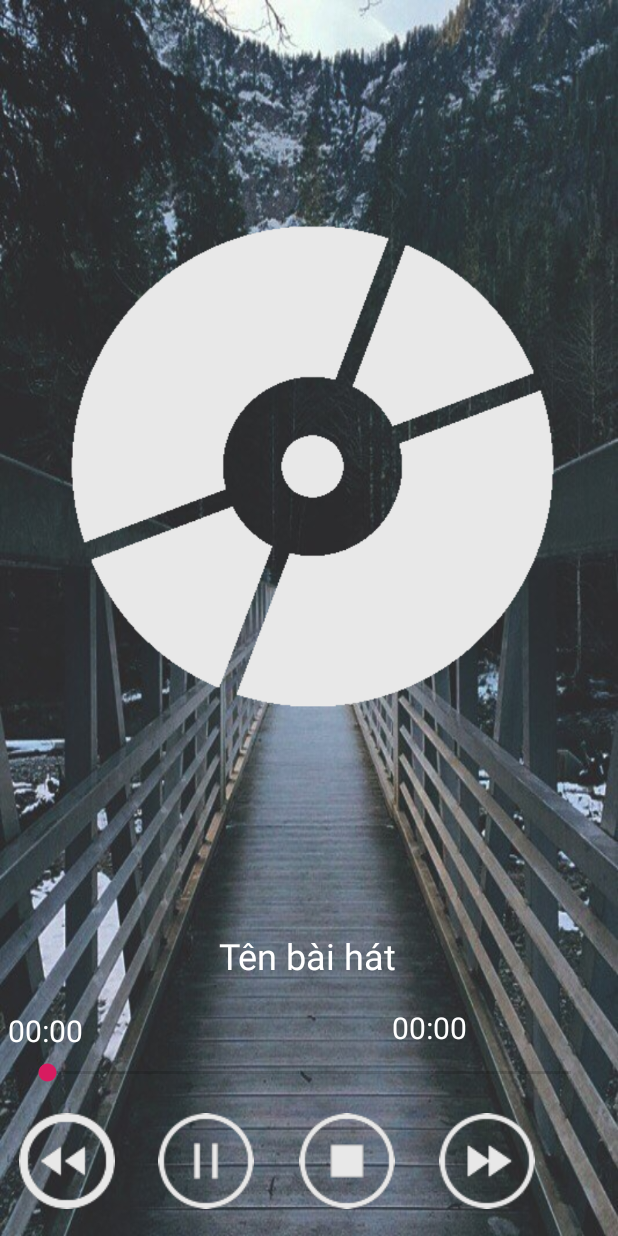
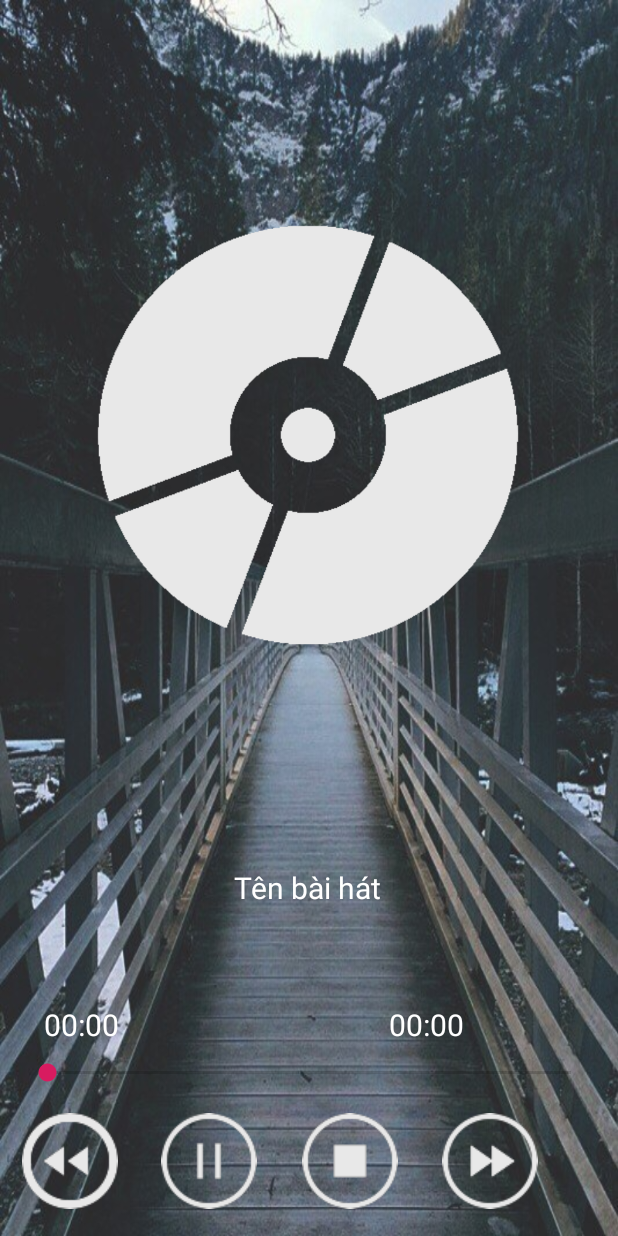
Before and after one commit to your-group-92/AppDoAn, an Android app: the layout activity_play_music.xml on its own in the app's theme, with its tools: preview values and no code run, on a phone screen of 412 x 824 dp. Run offline under Robolectric (Android 15) with nearby library versions, the phone set to English and light mode, and no system bars.

Commit message:
Final Update

```diff
--- a/app/src/main/java/com/example/appgiaitri/PlayMusic.java
+++ b/app/src/main/java/com/example/appgiaitri/PlayMusic.java
@@ -277,9 +277,7 @@ public class PlayMusic extends AppCompatActivity {
     public boolean onOptionsItemSelected(MenuItem item){
         switch (item.getItemId()) {
             case R.id.mn_exit:
-                Intent back_frm = new Intent(PlayMusic.this, Music.class);
-                startActivity(back_frm);
-                overridePendingTransition(R.anim.slider_down,R.anim.slider_up);
+                startActivity(new Intent(getApplicationContext(),Music.class));
         }
         return super.onOptionsItemSelected(item);
     }
--- a/app/src/main/res/layout/activity_play_music.xml
+++ b/app/src/main/res/layout/activity_play_music.xml
@@ -10,7 +10,7 @@
 
     <TextView
         android:id="@+id/txtTitle"
-        android:layout_width="395dp"
+        android:layout_width="wrap_content"
         android:layout_height="wrap_content"
         android:layout_alignParentStart="true"
         android:layout_alignParentLeft="true"
@@ -21,12 +21,12 @@
         android:layout_marginLeft="7dp"
         android:layout_marginEnd="9dp"
         android:layout_marginRight="9dp"
-        android:layout_marginBottom="165dp"
+        android:layout_marginBottom="213dp"
         android:padding="5dp"
         android:text="Tên bài hát"
         android:textAlignment="center"
         android:textColor="#fff"
-        android:textSize="24sp" />
+        android:textSize="20sp" />
 
     <ImageButton
         android:id="@+id/imgbtnPrev"
@@ -35,8 +35,8 @@
         android:layout_alignParentStart="true"
         android:layout_alignParentLeft="true"
         android:layout_alignParentBottom="true"
-        android:layout_marginStart="5dp"
-        android:layout_marginLeft="21dp"
+        android:layout_marginStart="7dp"
+        android:layout_marginLeft="7dp"
         android:layout_marginBottom="10dp"
         android:background="@null"
         android:src="@drawable/rewind64" />
@@ -48,8 +48,8 @@
         android:layout_alignParentStart="true"
         android:layout_alignParentLeft="true"
         android:layout_alignParentBottom="true"
-        android:layout_marginStart="98dp"
-        android:layout_marginLeft="116dp"
+        android:layout_marginStart="100dp"
+        android:layout_marginLeft="100dp"
         android:layout_marginBottom="10dp"
         android:background="@null"
         android:src="@drawable/pause64" />
@@ -61,8 +61,8 @@
         android:layout_alignParentStart="true"
         android:layout_alignParentLeft="true"
         android:layout_alignParentBottom="true"
-        android:layout_marginStart="192dp"
-        android:layout_marginLeft="211dp"
+        android:layout_marginStart="194dp"
+        android:layout_marginLeft="194dp"
         android:layout_marginBottom="10dp"
         android:background="@null"
         android:src="@drawable/stop64" />
@@ -74,8 +74,8 @@
         android:layout_alignParentStart="true"
         android:layout_alignParentLeft="true"
         android:layout_alignParentBottom="true"
-        android:layout_marginStart="285dp"
-        android:layout_marginLeft="307dp"
+        android:layout_marginStart="287dp"
+        android:layout_marginLeft="287dp"
         android:layout_marginBottom="10dp"
         android:background="@null"
         android:src="@drawable/fast64" />
@@ -98,9 +98,9 @@
         android:layout_alignParentStart="true"
         android:layout_alignParentLeft="true"
         android:layout_alignParentBottom="true"
-        android:layout_marginStart="5dp"
-        android:layout_marginLeft="4dp"
-        android:layout_marginBottom="123dp"
+        android:layout_marginStart="29dp"
+        android:layout_marginLeft="29dp"
+        android:layout_marginBottom="127dp"
         android:text="00:00"
         android:textColor="#fff"
         android:textSize="20sp" />
@@ -112,30 +112,29 @@
         android:layout_alignParentStart="true"
         android:layout_alignParentLeft="true"
         android:layout_alignParentBottom="true"
-        android:layout_marginStart="261dp"
-        android:layout_marginLeft="261dp"
-        android:layout_marginRight="71dp"
-        android:layout_marginBottom="125dp"
+        android:layout_marginStart="259dp"
+        android:layout_marginLeft="259dp"
+        android:layout_marginBottom="127dp"
         android:text="00:00"
         android:textColor="#fff"
         android:textSize="20sp" />
 
     <ImageView
         android:id="@+id/imageViewDisc"
-        android:layout_width="wrap_content"
-        android:layout_height="495dp"
+        android:layout_width="329dp"
+        android:layout_height="288dp"
         android:layout_alignParentStart="true"
         android:layout_alignParentLeft="true"
         android:layout_alignParentTop="true"
         android:layout_alignParentEnd="true"
         android:layout_alignParentRight="true"
         android:layout_alignParentBottom="true"
-        android:layout_marginStart="18dp"
-        android:layout_marginLeft="18dp"
-        android:layout_marginTop="18dp"
-        android:layout_marginEnd="14dp"
-        android:layout_marginRight="14dp"
-        android:layout_marginBottom="219dp"
+        android:layout_marginStart="39dp"
+        android:layout_marginLeft="39dp"
+        android:layout_marginTop="36dp"
+        android:layout_marginEnd="41dp"
+        android:layout_marginRight="41dp"
+        android:layout_marginBottom="279dp"
         app:srcCompat="@drawable/compact_disc" />
 
 </RelativeLayout>
--- a/app/src/main/res/values/strings.xml
+++ b/app/src/main/res/values/strings.xml
@@ -1,8 +1,7 @@
 <resources>
-    <string name="app_name">Thư giản tổng hợp</string>
+    <string name="app_name">Nghe nhạc offline</string>
 
     <string name="btn_music">DS Nghe nhạc</string>
-    <string name="btn_audio">DS Audio truyện</string>
     <string name="btn_about">Thông tin</string>
     <string name="btn_exit">Thoát</string>
 
```
Also changed, not shown: app/src/main/java/com/example/appgiaitri/MainActivity.java (+13 -1 lines), app/src/main/java/com/example/appgiaitri/Music.java (+3 -5 lines), app/src/main/res/layout/activity_login.xml (+3 -4 lines).
